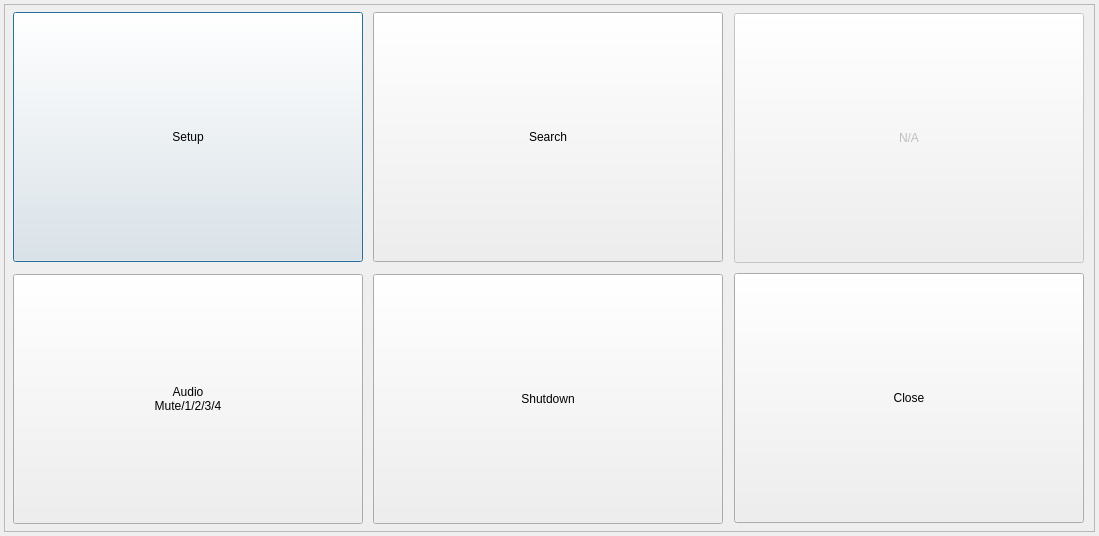
Before: the Qt Designer form gui/mainwidget/src/main/mainMenu.ui in yjsin-emastec/neptune, drawn with Qt 5.
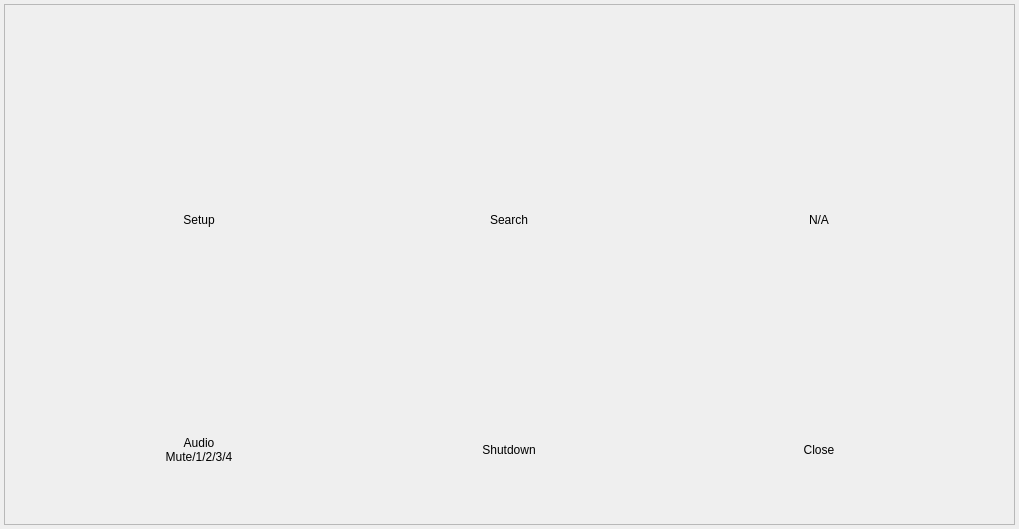
After: the same form once the commit is applied. Custom widgets are drawn as their Qt base class.

Commit message: Change button to icon in Setup/Search/Main menu 내용 - 텍스트 형식의 버튼을 아이콘+텍스트 형태로 변경 - 상위 메뉴만(setup/search/main) 적용됨

```diff
--- a/gui/mainwidget/src/main/mainMenu.ui
+++ b/gui/mainwidget/src/main/mainMenu.ui
@@ -9,8 +9,8 @@
    <rect>
     <x>0</x>
     <y>0</y>
-    <width>1099</width>
-    <height>536</height>
+    <width>1019</width>
+    <height>529</height>
    </rect>
   </property>
   <property name="windowTitle">
@@ -22,54 +22,13 @@
   <property name="modal">
    <bool>false</bool>
   </property>
-  <widget class="QPushButton" name="buttonSetup">
-   <property name="geometry">
-    <rect>
-     <x>13</x>
-     <y>12</y>
-     <width>350</width>
-     <height>250</height>
-    </rect>
-   </property>
-   <property name="sizePolicy">
-    <sizepolicy hsizetype="Fixed" vsizetype="Fixed">
-     <horstretch>0</horstretch>
-     <verstretch>0</verstretch>
-    </sizepolicy>
-   </property>
-   <property name="toolTip">
-    <string/>
-   </property>
-   <property name="text">
-    <string>Setup</string>
-   </property>
-  </widget>
-  <widget class="QPushButton" name="buttonSearch">
-   <property name="geometry">
-    <rect>
-     <x>373</x>
-     <y>12</y>
-     <width>350</width>
-     <height>250</height>
-    </rect>
-   </property>
-   <property name="sizePolicy">
-    <sizepolicy hsizetype="Fixed" vsizetype="Fixed">
-     <horstretch>0</horstretch>
-     <verstretch>0</verstretch>
-    </sizepolicy>
-   </property>
-   <property name="text">
-    <string>Search</string>
-   </property>
-  </widget>
   <widget class="QFrame" name="frame">
    <property name="geometry">
     <rect>
      <x>4</x>
      <y>4</y>
-     <width>1091</width>
-     <height>528</height>
+     <width>1011</width>
+     <height>521</height>
     </rect>
    </property>
    <property name="frameShape">
@@ -78,92 +37,226 @@
    <property name="frameShadow">
     <enum>QFrame::Raised</enum>
    </property>
-   <widget class="QPushButton" name="buttonAudio">
+   <widget class="CustomImageLabel" name="buttonSetup">
     <property name="geometry">
      <rect>
-      <x>9</x>
-      <y>270</y>
-      <width>350</width>
-      <height>250</height>
+      <x>135</x>
+      <y>60</y>
+      <width>121</width>
+      <height>121</height>
      </rect>
     </property>
-    <property name="sizePolicy">
-     <sizepolicy hsizetype="Fixed" vsizetype="Fixed">
-      <horstretch>0</horstretch>
-      <verstretch>0</verstretch>
-     </sizepolicy>
+    <property name="frameShape">
+     <enum>QFrame::NoFrame</enum>
+    </property>
+    <property name="text">
+     <string/>
+    </property>
+   </widget>
+   <widget class="QLabel" name="labelSetupText">
+    <property name="geometry">
+     <rect>
+      <x>40</x>
+      <y>190</y>
+      <width>310</width>
+      <height>51</height>
+     </rect>
+    </property>
+    <property name="frameShape">
+     <enum>QFrame::NoFrame</enum>
+    </property>
+    <property name="text">
+     <string>Setup</string>
+    </property>
+    <property name="alignment">
+     <set>Qt::AlignCenter</set>
+    </property>
+   </widget>
+   <widget class="CustomImageLabel" name="buttonNotAvailable">
+    <property name="geometry">
+     <rect>
+      <x>755</x>
+      <y>60</y>
+      <width>121</width>
+      <height>121</height>
+     </rect>
+    </property>
+    <property name="frameShape">
+     <enum>QFrame::NoFrame</enum>
+    </property>
+    <property name="text">
+     <string/>
+    </property>
+   </widget>
+   <widget class="CustomImageLabel" name="buttonAudio">
+    <property name="geometry">
+     <rect>
+      <x>135</x>
+      <y>290</y>
+      <width>121</width>
+      <height>121</height>
+     </rect>
+    </property>
+    <property name="frameShape">
+     <enum>QFrame::NoFrame</enum>
+    </property>
+    <property name="text">
+     <string/>
+    </property>
+   </widget>
+   <widget class="CustomImageLabel" name="buttonShutdown">
+    <property name="geometry">
+     <rect>
+      <x>445</x>
+      <y>290</y>
+      <width>121</width>
+      <height>121</height>
+     </rect>
+    </property>
+    <property name="frameShape">
+     <enum>QFrame::NoFrame</enum>
+    </property>
+    <property name="text">
+     <string/>
+    </property>
+   </widget>
+   <widget class="QLabel" name="labelNotAvailableText">
+    <property name="geometry">
+     <rect>
+      <x>660</x>
+      <y>190</y>
+      <width>310</width>
+      <height>51</height>
+     </rect>
+    </property>
+    <property name="frameShape">
+     <enum>QFrame::NoFrame</enum>
+    </property>
+    <property name="text">
+     <string>N/A</string>
+    </property>
+    <property name="alignment">
+     <set>Qt::AlignCenter</set>
+    </property>
+   </widget>
+   <widget class="QLabel" name="labelAudioText">
+    <property name="geometry">
+     <rect>
+      <x>40</x>
+      <y>420</y>
+      <width>310</width>
+      <height>51</height>
+     </rect>
+    </property>
+    <property name="frameShape">
+     <enum>QFrame::NoFrame</enum>
     </property>
     <property name="text">
      <string>Audio
 Mute/1/2/3/4</string>
     </property>
+    <property name="alignment">
+     <set>Qt::AlignCenter</set>
+    </property>
    </widget>
-   <widget class="QPushButton" name="buttonNotAvailable">
-    <property name="enabled">
-     <bool>false</bool>
-    </property>
+   <widget class="CustomImageLabel" name="buttonClose">
     <property name="geometry">
      <rect>
-      <x>730</x>
-      <y>9</y>
-      <width>350</width>
-      <height>250</height>
+      <x>755</x>
+      <y>290</y>
+      <width>121</width>
+      <height>121</height>
      </rect>
     </property>
-    <property name="sizePolicy">
-     <sizepolicy hsizetype="Fixed" vsizetype="Fixed">
-      <horstretch>0</horstretch>
-      <verstretch>0</verstretch>
-     </sizepolicy>
+    <property name="frameShape">
+     <enum>QFrame::NoFrame</enum>
     </property>
     <property name="text">
-     <string>N/A</string>
+     <string/>
     </property>
    </widget>
-   <widget class="QPushButton" name="buttonShutdown">
+   <widget class="QLabel" name="labelShutdownText">
     <property name="geometry">
      <rect>
-      <x>369</x>
-      <y>270</y>
-      <width>350</width>
-      <height>250</height>
+      <x>350</x>
+      <y>420</y>
+      <width>310</width>
+      <height>51</height>
      </rect>
     </property>
-    <property name="sizePolicy">
-     <sizepolicy hsizetype="Fixed" vsizetype="Fixed">
-      <horstretch>0</horstretch>
-      <verstretch>0</verstretch>
-     </sizepolicy>
+    <property name="frameShape">
+     <enum>QFrame::NoFrame</enum>
     </property>
     <property name="text">
      <string>Shutdown</string>
     </property>
+    <property name="alignment">
+     <set>Qt::AlignCenter</set>
+    </property>
    </widget>
+   <widget class="QLabel" name="labelCloseText">
+    <property name="geometry">
+     <rect>
+      <x>660</x>
+      <y>420</y>
+      <width>310</width>
+      <height>51</height>
+     </rect>
+    </property>
+    <property name="frameShape">
+     <enum>QFrame::NoFrame</enum>
+    </property>
+    <property name="text">
+     <string>Close</string>
+    </property>
+    <property name="alignment">
+     <set>Qt::AlignCenter</set>
+    </property>
+   </widget>
+   <widget class="CustomImageLabel" name="buttonSearch">
+    <property name="geometry">
+     <rect>
+      <x>445</x>
+      <y>60</y>
+      <width>121</width>
+      <height>121</height>
+     </rect>
+    </property>
+    <property name="frameShape">
+     <enum>QFrame::NoFrame</enum>
+    </property>
+    <property name="text">
+     <string/>
+    </property>
+   </widget>
+   <widget class="QLabel" name="labelSearchText">
+    <property name="geometry">
+     <rect>
+      <x>350</x>
+      <y>190</y>
+      <width>310</width>
+      <height>51</height>
+     </rect>
+    </property>
+    <property name="frameShape">
+     <enum>QFrame::NoFrame</enum>
+    </property>
+    <property name="text">
+     <string>Search</string>
+    </property>
+    <property name="alignment">
+     <set>Qt::AlignCenter</set>
+    </property>
+   </widget>
   </widget>
-  <widget class="QPushButton" name="buttonClose">
-   <property name="geometry">
-    <rect>
-     <x>734</x>
-     <y>273</y>
-     <width>350</width>
-     <height>250</height>
-    </rect>
-   </property>
-   <property name="sizePolicy">
-    <sizepolicy hsizetype="Fixed" vsizetype="Fixed">
-     <horstretch>0</horstretch>
-     <verstretch>0</verstretch>
-    </sizepolicy>
-   </property>
-   <property name="text">
-    <string>Close</string>
-   </property>
-  </widget>
-  <zorder>frame</zorder>
-  <zorder>buttonSetup</zorder>
-  <zorder>buttonSearch</zorder>
-  <zorder>buttonClose</zorder>
  </widget>
+ <customwidgets>
+  <customwidget>
+   <class>CustomImageLabel</class>
+   <extends>QLabel</extends>
+   <header>ui/customwidget/customimagelabel.h</header>
+  </customwidget>
+ </customwidgets>
  <resources/>
  <connections/>
 </ui>
```
The commit also changes 109 other files.
